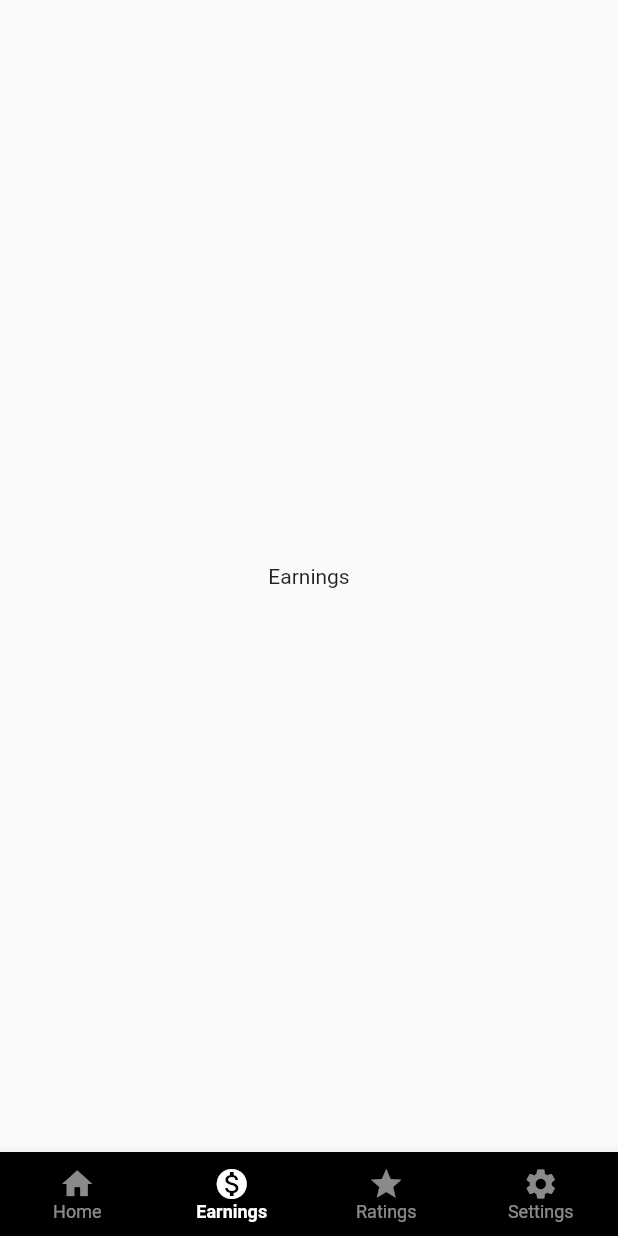
After one commit to devmfouad/drivers_app, a Flutter app: the screen it shows after launch, item 2 of the bottom bar chosen, on a phone screen of 412 x 824 dp. The commit adds this screen. Run offline on Flutter 3.47's test engine with Material 2 defaults, Android fonts, the phone set to English and light mode, and no system bars.

Commit message:
implement Bottom Navigation Bar

```diff
--- a/lib/screens/app_splash_screen.dart
+++ b/lib/screens/app_splash_screen.dart
@@ -37,7 +37,7 @@ class _AppSplashScreenState extends State<AppSplashScreen> {
           children: [
             Image.asset("assets/images/splash.png"),
             const SizedBox(height: 25,),
-            const Text("User Drivers App" , style: TextStyle(
+            const Text("Uber Drivers App" , style: TextStyle(
               color: Colors.white,
               fontSize: 30,
               fontWeight: FontWeight.bold,
--- a/lib/screens/main_screen.dart
+++ b/lib/screens/main_screen.dart
@@ -1,11 +1,65 @@
+import 'package:drivers_app/screens/tabs/earning_tab_screen.dart';
+import 'package:drivers_app/screens/tabs/home_tab_screen.dart';
+import 'package:drivers_app/screens/tabs/rating_tab_screen.dart';
+import 'package:drivers_app/screens/tabs/setting_tab_screen.dart';
 import 'package:flutter/material.dart';
 
 
-class MainScreen extends StatelessWidget {
+class MainScreen extends StatefulWidget {
   const MainScreen({Key? key}) : super(key: key);
 
   @override
+  State<MainScreen> createState() => _MainScreenState();
+}
+
+class _MainScreenState extends State<MainScreen>  with SingleTickerProviderStateMixin{
+
+  TabController? tabController;
+  int currentTabIndex = 0;
+
+  @override
+  void initState() {
+    super.initState();
+    tabController = TabController(length: 4, vsync: this);
+  }
+
+  onTabChange(int index) {
+    currentTabIndex = index;
+    tabController!.index = index;
+    setState(() {});
+  }
+
+  @override
   Widget build(BuildContext context) {
-    return Scaffold();
+    return Scaffold(
+      body: TabBarView(
+        controller: tabController,
+        children: const [
+          HomeTabScreen(),
+          EarningTabScreen(),
+          RatingsTabScreen(),
+          SettingsTabScreen(),
+        ],
+        physics: const NeverScrollableScrollPhysics(),
+      ),
+      bottomNavigationBar: BottomNavigationBar(
+          items: const [
+             BottomNavigationBarItem(icon: Icon(Icons.home) , label: "Home"),
+             BottomNavigationBarItem(icon: Icon(Icons.monetization_on) , label: "Earnings"),
+             BottomNavigationBarItem(icon: Icon(Icons.star) , label: "Ratings"),
+             BottomNavigationBarItem(icon: Icon(Icons.settings) , label: "Settings"),
+          ],
+        selectedItemColor: Colors.white,
+        unselectedItemColor: Colors.white54,
+        backgroundColor: Colors.black,
+        type: BottomNavigationBarType.fixed,
+        onTap: onTabChange,
+        currentIndex: currentTabIndex,
+        selectedLabelStyle: const TextStyle(fontWeight: FontWeight.bold , fontSize: 12),
+        unselectedLabelStyle: const TextStyle(fontWeight: FontWeight.normal , fontSize: 12),
+
+
+      ),
+    );
   }
 }
--- /dev/null
+++ b/lib/screens/tabs/earning_tab_screen.dart
@@ -0,0 +1,11 @@
+import 'package:flutter/material.dart';
+
+
+class EarningTabScreen extends StatelessWidget {
+  const EarningTabScreen({Key? key}) : super(key: key);
+
+  @override
+  Widget build(BuildContext context) {
+    return Center(child: Text("Earnings"));
+  }
+}
```
Also changed, not shown: lib/screens/tabs/home_tab_screen.dart (added, +11 -0 lines), lib/screens/tabs/rating_tab_screen.dart (added, +11 -0 lines), lib/screens/tabs/setting_tab_screen.dart (added, +13 -0 lines).
